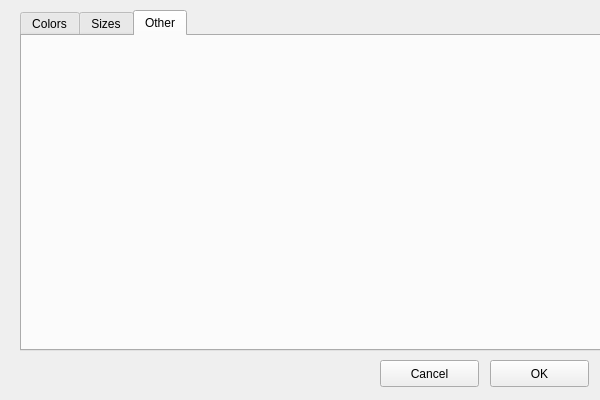
First picture: the form in interface/configuredialog.ui, repository rivetTDA/rivet, before the edit.
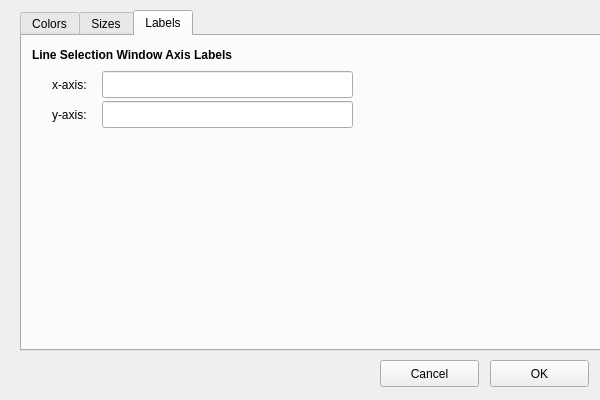
Second picture: the form after the edit. The open tabs and pages were chosen to show the change.

Commit message: axis labels are now specified either in the input file or in the Configure... dialog box

Patch:
```diff
--- a/interface/configuredialog.ui
+++ b/interface/configuredialog.ui
@@ -512,8 +512,73 @@
    </widget>
    <widget class="QWidget" name="tab_2">
     <attribute name="title">
-     <string>Other</string>
+     <string>Labels</string>
     </attribute>
+    <widget class="QLabel" name="axisLabelLabel">
+     <property name="geometry">
+      <rect>
+       <x>10</x>
+       <y>10</y>
+       <width>261</width>
+       <height>17</height>
+      </rect>
+     </property>
+     <property name="font">
+      <font>
+       <weight>75</weight>
+       <bold>true</bold>
+      </font>
+     </property>
+     <property name="text">
+      <string>Line Selection Window Axis Labels</string>
+     </property>
+    </widget>
+    <widget class="QLabel" name="xaxisLabel">
+     <property name="geometry">
+      <rect>
+       <x>30</x>
+       <y>40</y>
+       <width>67</width>
+       <height>17</height>
+      </rect>
+     </property>
+     <property name="text">
+      <string>x-axis:</string>
+     </property>
+    </widget>
+    <widget class="QLabel" name="yaxisLabel">
+     <property name="geometry">
+      <rect>
+       <x>30</x>
+       <y>70</y>
+       <width>67</width>
+       <height>17</height>
+      </rect>
+     </property>
+     <property name="text">
+      <string>y-axis:</string>
+     </property>
+    </widget>
+    <widget class="QLineEdit" name="xaxisText">
+     <property name="geometry">
+      <rect>
+       <x>80</x>
+       <y>35</y>
+       <width>251</width>
+       <height>27</height>
+      </rect>
+     </property>
+    </widget>
+    <widget class="QLineEdit" name="yaxisText">
+     <property name="geometry">
+      <rect>
+       <x>80</x>
+       <y>65</y>
+       <width>251</width>
+       <height>27</height>
+      </rect>
+     </property>
+    </widget>
    </widget>
   </widget>
   <widget class="QPushButton" name="okButton">
```
Left out of the diff: 14 changed lines with no effect on the pictures. The commit also changes 9 other files.
